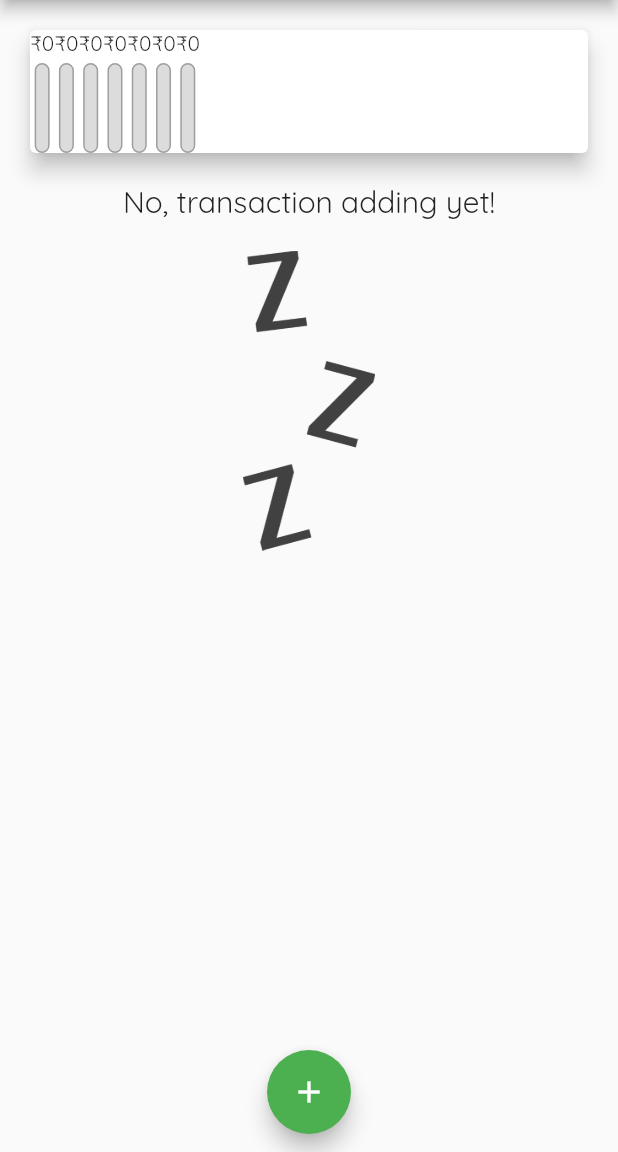
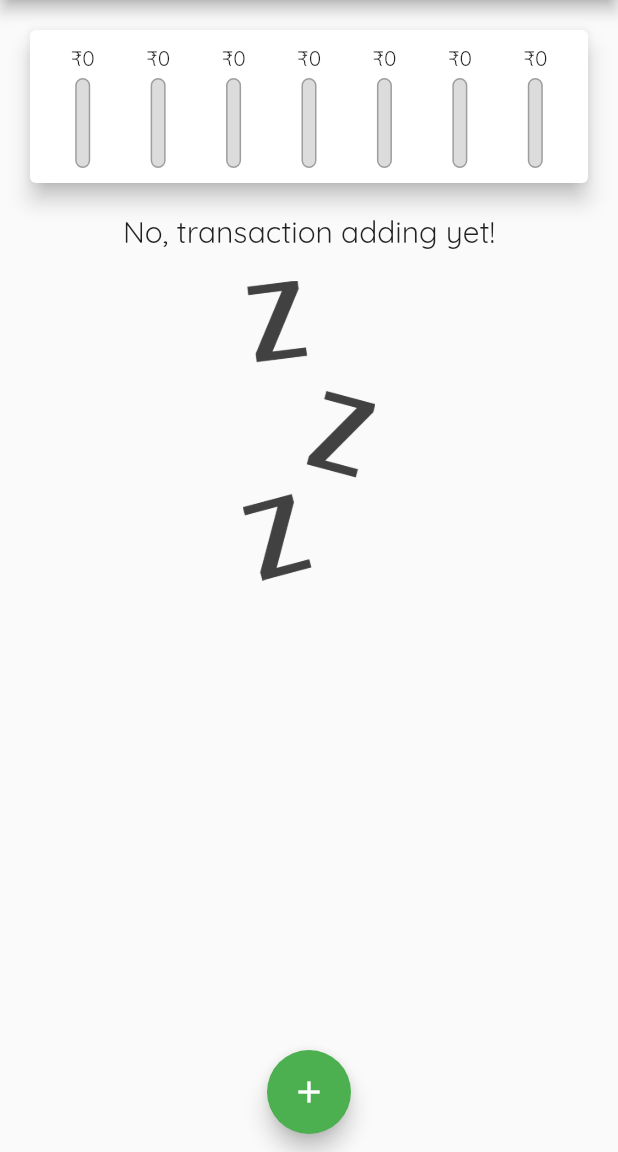
Before and after one commit to rinkusinghh/flutter-expense__tracker, a Flutter app: the screen it shows after launch, on a phone screen of 412 x 824 dp, the part 84-1236 px from its top. Run offline on Flutter 3.47's test engine with Material 2 defaults, Android fonts, the phone set to English and light mode, and no system bars.

Commit message:
Finish the chart bar

```diff
--- a/lib/widgets/chart.dart
+++ b/lib/widgets/chart.dart
@@ -41,16 +41,23 @@ class Chart extends StatelessWidget {
     return (Card(
       elevation: 6,
       margin: EdgeInsets.all(20),
+      child: Container(
+        padding: EdgeInsets.all(10),
         child: Row(
+          mainAxisAlignment: MainAxisAlignment.spaceAround,
           children: groupedTransactionValue.map((data) {
-          return ChartBar(
+            return Flexible(
+              fit: FlexFit.tight,
+              child: ChartBar(
                 data['day'] as String,
                 data['amount'] as double,
                 totalSpending == 0.0
                     ? 0.0
                     : (data['amount'] as double) / totalSpending,
+              ),
             );
           }).toList(),
+        ),
       ),
     ));
   }
--- a/lib/widgets/chart_bar.dart
+++ b/lib/widgets/chart_bar.dart
@@ -11,7 +11,9 @@ class ChartBar extends StatelessWidget {
   Widget build(BuildContext context) {
     return (Column(
       children: [
-        Text('₹${spendingAmount.toStringAsFixed(0)}'),
+        FittedBox(
+          child: Text('₹${spendingAmount.toStringAsFixed(0)}'),
+        ),
         SizedBox(
           height: 4,
         ),
```
Lines whose indentation alone changed are shown as unchanged.
